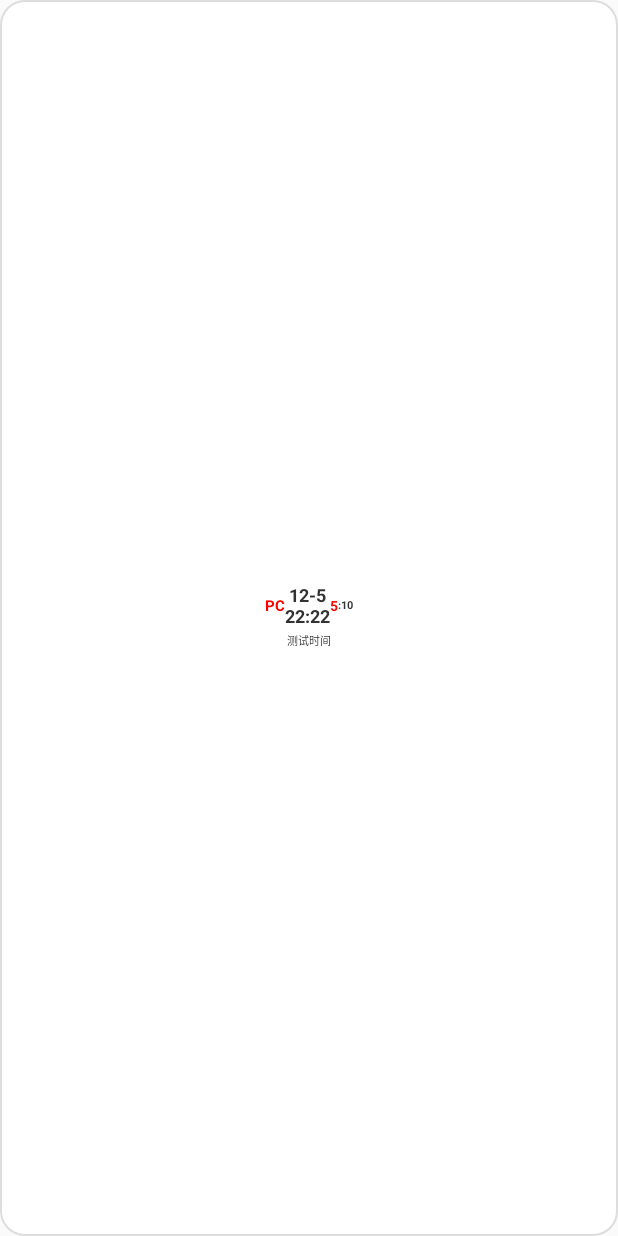
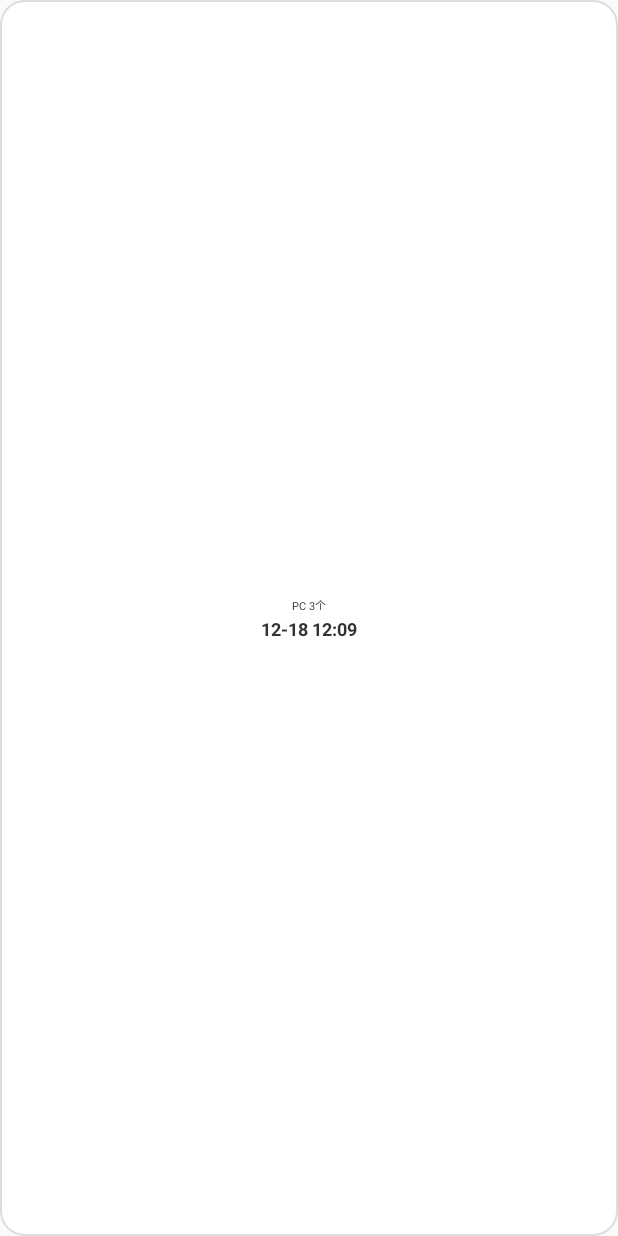
Before and after one commit to windy003/P_A_PC_SMTR_WAA, an Android app: the layout widget_screenshot.xml on its own in the app's theme, with its tools: preview values and no code run, on a phone screen of 412 x 824 dp. Run offline under Robolectric (Android 15) with nearby library versions, the phone set to English and light mode, and no system bars.

Commit message:
更改了颜色

```diff
--- a/android_app/app/build.gradle
+++ b/android_app/app/build.gradle
@@ -12,7 +12,7 @@ android {
         minSdk 26
         targetSdk 34
         versionCode 1
-        versionName "2025/12/18-02"
+        versionName "2025/12/18-03"
     }
 
     buildTypes {
--- a/android_app/app/src/main/java/com/screenshot/monitor/widget/ScreenshotWidgetProvider.kt
+++ b/android_app/app/src/main/java/com/screenshot/monitor/widget/ScreenshotWidgetProvider.kt
@@ -50,10 +50,10 @@ class ScreenshotWidgetProvider : AppWidgetProvider() {
             val minute = currentTime.get(Calendar.MINUTE)
 
             // 使用 HTML 格式实现多颜色显示
-            // 日期：绿色，分钟：红色
+            // 日期时间单行显示：日期和时间用空格分隔
             val dateTimeDisplay = String.format(
                 Locale.getDefault(),
-                "<font color='#00FF00'>%d-%d</font><br/><font color='#00FF00'>%d:</font><font color='#FF0000'>%02d</font>",
+                "<font color='#00FF00'>%d-%d</font> <font color='#00FF00'>%d:</font><font color='#FF0000'>%02d</font>",
                 month, day, hour, minute
             )
 
--- a/android_app/app/src/main/res/layout/widget_screenshot.xml
+++ b/android_app/app/src/main/res/layout/widget_screenshot.xml
@@ -27,13 +27,45 @@
         android:gravity="center"
         android:visibility="visible">
 
-        <!-- PC X个 显示在同一行 -->
+        <!-- PC X个 显示在第一行 -->
+        <TextView
+            android:id="@+id/widget_update_time"
+            android:layout_width="match_parent"
+            android:layout_height="wrap_content"
+            android:layout_marginBottom="2dp"
+            android:paddingTop="1dp"
+            android:paddingBottom="1dp"
+            android:text="PC 3个"
+            android:textSize="7sp"
+            android:maxLines="1"
+            android:textColor="#333333"
+            android:textStyle="normal"
+            android:gravity="center"
+            android:visibility="visible" />
+
+        <!-- 日期时间显示在第二行 -->
+        <TextView
+            android:id="@+id/widget_date_text"
+            android:layout_width="match_parent"
+            android:layout_height="wrap_content"
+            android:layout_gravity="center"
+            android:text="12-18 12:09"
+            android:textSize="12sp"
+            android:maxLines="2"
+            android:textColor="#333333"
+            android:textStyle="bold"
+            android:gravity="center"
+            android:includeFontPadding="false"
+            android:padding="0dp" />
+
+        <!-- 隐藏的备用控件 -->
         <LinearLayout
             android:layout_width="wrap_content"
-            android:layout_height="wrap_content"
+            android:layout_height="0dp"
             android:layout_gravity="center"
             android:orientation="horizontal"
-            android:gravity="center">
+            android:gravity="center"
+            android:visibility="gone">
 
             <TextView
                 android:id="@+id/widget_pc_text"
@@ -45,20 +77,7 @@
                 android:textColor="#FF0000"
                 android:textStyle="bold"
                 android:gravity="center"
-                android:visibility="visible"
-                android:includeFontPadding="false"
-                android:padding="0dp" />
-
-            <TextView
-                android:id="@+id/widget_date_text"
-                android:layout_width="wrap_content"
-                android:layout_height="wrap_content"
-                android:text="12-5\n22:22"
-                android:textSize="12sp"
-                android:maxLines="2"
-                android:textColor="#333333"
-                android:textStyle="bold"
-                android:gravity="center"
+                android:visibility="gone"
                 android:includeFontPadding="false"
                 android:padding="0dp" />
 
@@ -73,7 +92,8 @@
                 android:textStyle="bold"
                 android:gravity="center"
                 android:padding="0dp"
-                android:includeFontPadding="false" />
+                android:includeFontPadding="false"
+                android:visibility="gone" />
 
             <TextView
                 android:id="@+id/widget_minute_text"
@@ -86,24 +106,9 @@
                 android:textStyle="bold"
                 android:gravity="center"
                 android:padding="0dp"
-                android:includeFontPadding="false" />
+                android:includeFontPadding="false"
+                android:visibility="gone" />
         </LinearLayout>
-
-        <!-- 最后更新时间 -->
-        <TextView
-            android:id="@+id/widget_update_time"
-            android:layout_width="match_parent"
-            android:layout_height="wrap_content"
-            android:layout_marginTop="2dp"
-            android:paddingTop="1dp"
-            android:paddingBottom="1dp"
-            android:text="测试时间"
-            android:textSize="7sp"
-            android:maxLines="2"
-            android:textColor="#333333"
-            android:textStyle="normal"
-            android:gravity="center"
-            android:visibility="visible" />
     </LinearLayout>
 
 </LinearLayout>
```
